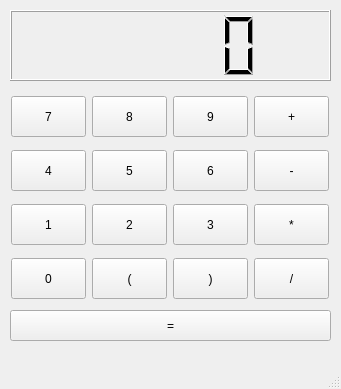
This is calculatorwindow.ui in Wiktor-W/QTCalculator as Qt 5 draws it before an edit. The edited form follows.
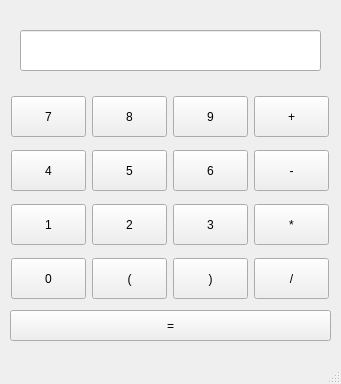
This is the edited form.

Commit message: Replaced LCD number display with line edit widget

The edit to the form file:
```diff
--- a/calculatorwindow.ui
+++ b/calculatorwindow.ui
@@ -7,7 +7,7 @@
     <x>0</x>
     <y>0</y>
     <width>341</width>
-    <height>389</height>
+    <height>384</height>
    </rect>
   </property>
   <property name="sizePolicy">
@@ -31,16 +31,6 @@
     </property>
     <layout class="QGridLayout" name="gridLayout"/>
    </widget>
-   <widget class="QLCDNumber" name="lcdNumber">
-    <property name="geometry">
-     <rect>
-      <x>10</x>
-      <y>10</y>
-      <width>321</width>
-      <height>71</height>
-     </rect>
-    </property>
-   </widget>
    <widget class="QPushButton" name="Four">
     <property name="geometry">
      <rect>
@@ -265,6 +255,25 @@
      <string>=</string>
     </property>
    </widget>
+   <widget class="QLineEdit" name="numberDisplay">
+    <property name="geometry">
+     <rect>
+      <x>20</x>
+      <y>30</y>
+      <width>301</width>
+      <height>41</height>
+     </rect>
+    </property>
+    <property name="text">
+     <string/>
+    </property>
+    <property name="alignment">
+     <set>Qt::AlignRight|Qt::AlignTrailing|Qt::AlignVCenter</set>
+    </property>
+    <property name="readOnly">
+     <bool>true</bool>
+    </property>
+   </widget>
   </widget>
   <widget class="QMenuBar" name="menubar">
    <property name="geometry">
```
The commit also changes 3 other files.
